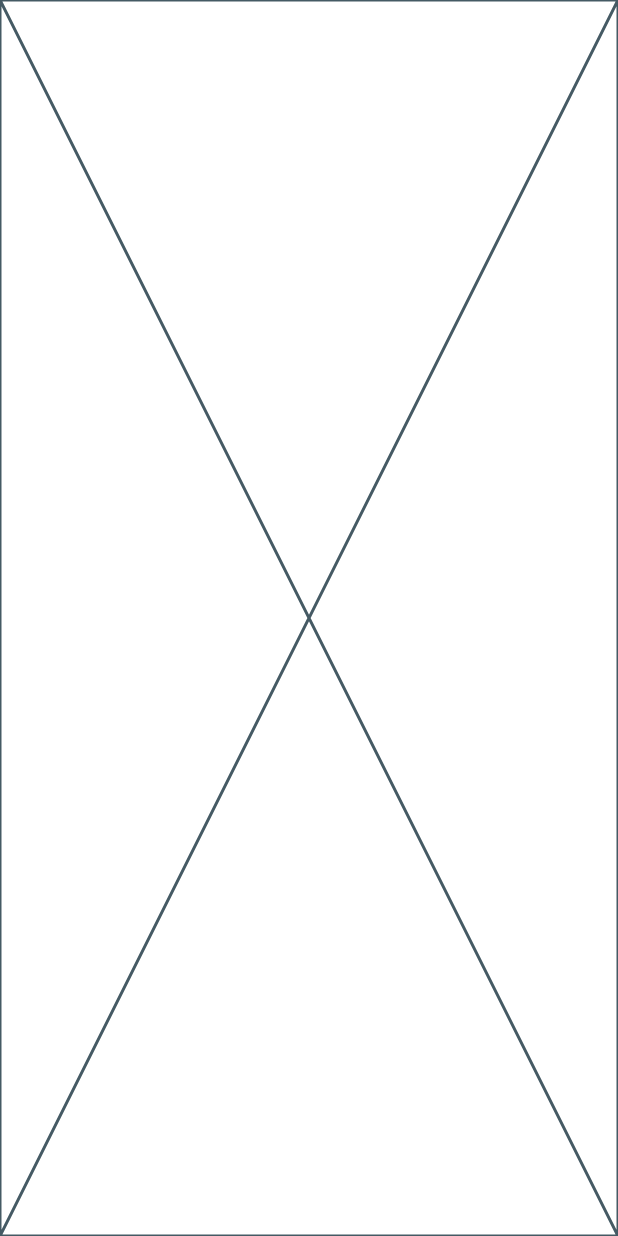
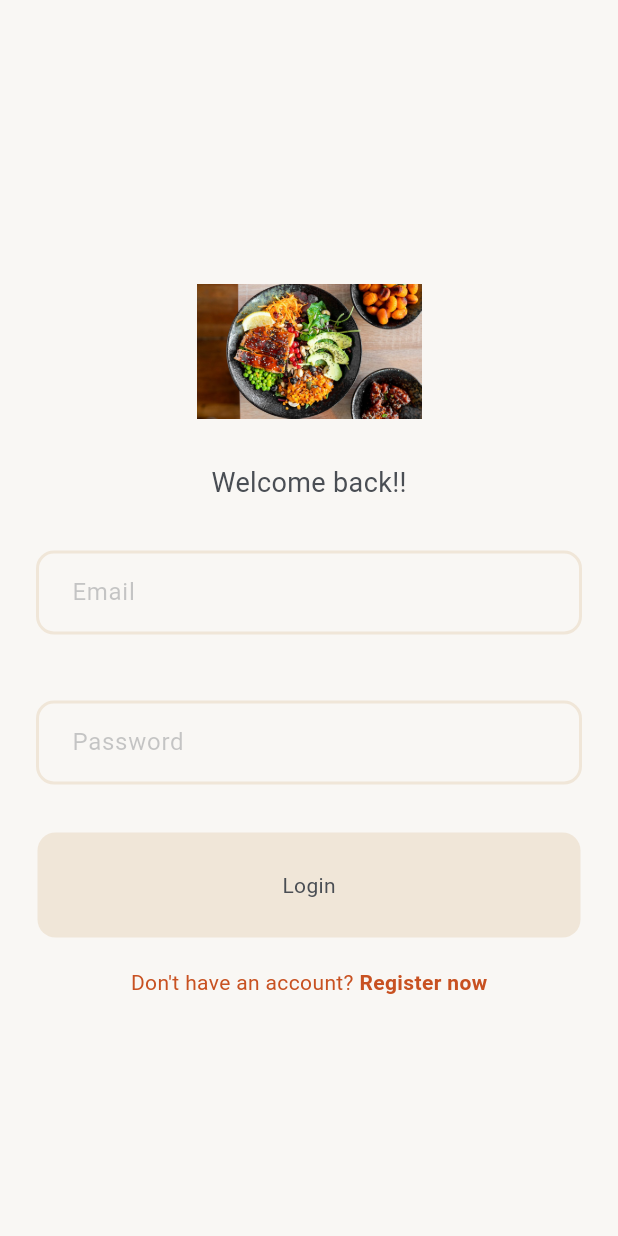
Before and after one commit to Random2127/YummyAI, a Flutter app: the screen it shows after launch, on a phone screen of 412 x 824 dp. Run offline on Flutter 3.47's test engine with Material 3 defaults, Android fonts, the light colour scheme and no system bars.

Commit message:
folder and login_registry screens

```diff
--- /dev/null
+++ b/lib/auth/login_or_register.dart
@@ -0,0 +1,29 @@
+import 'package:flutter/material.dart';
+import 'package:yummyai/screens/login_screen.dart';
+import 'package:yummyai/screens/register_screen.dart';
+
+class LoginOrRegister extends StatefulWidget {
+  const LoginOrRegister({super.key});
+
+  @override
+  State<LoginOrRegister> createState() => _LoginOrRegisterState();
+}
+
+class _LoginOrRegisterState extends State<LoginOrRegister> {
+  bool showLoginScreen = true;
+
+  void toggleScreens() {
+    setState(() {
+      showLoginScreen = !showLoginScreen;
+    });
+  }
+
+  @override
+  Widget build(BuildContext context) {
+    if (showLoginScreen) {
+      return LoginScreen(onTap: toggleScreens);
+    } else {
+      return RegisterScreen(onTap: toggleScreens);
+    }
+  }
+}
--- a/lib/main.dart
+++ b/lib/main.dart
@@ -1,4 +1,7 @@
 import 'package:flutter/material.dart';
+import 'package:yummyai/auth/login_or_register.dart';
+
+import 'package:yummyai/theme/light_mode.dart';
 
 void main() {
   runApp(const YummyAI());
@@ -10,19 +13,8 @@ class YummyAI extends StatelessWidget {
   Widget build(BuildContext context) {
     return MaterialApp(
       title: 'Flutter Demo',
-      theme: ThemeData(
-        colorScheme: ColorScheme.fromSeed(seedColor: Colors.deepPurple),
-      ),
-      home: Login(),
+      theme: lightMode,
+      home: LoginOrRegister(),
     );
   }
 }
-
-class Login extends StatelessWidget {
-  const Login({super.key});
-
-  @override
-  Widget build(BuildContext context) {
-    return const Placeholder();
-  }
-}
--- /dev/null
+++ b/lib/screens/login_screen.dart
@@ -0,0 +1,80 @@
+import 'package:flutter/material.dart';
+import 'package:yummyai/widgets/components/my_button.dart';
+import 'package:yummyai/widgets/components/my_text_field.dart';
+
+class LoginScreen extends StatelessWidget {
+  final TextEditingController _emailController = TextEditingController();
+  final TextEditingController _passwordController = TextEditingController();
+
+  final Function()? onTap;
+  LoginScreen({super.key, required this.onTap});
+
+  @override
+  Widget build(BuildContext context) {
+    return Scaffold(
+      backgroundColor: Theme.of(context).colorScheme.surface,
+      body: Center(
+        child: Column(
+          mainAxisAlignment: MainAxisAlignment.center,
+          children: [
+            // loog
+            Image(
+              image: AssetImage('assets/pictures/healthy-bowl-frische.jpg'),
+              height: 150,
+              width: 150,
+            ),
+
+            // welcome message
+            Text('Welcome back!!', style: TextStyle(fontSize: 18)),
+            const SizedBox(height: 20),
+
+            //email textfield
+            MyTextField(
+              hintText: "Email",
+              obscureText: false,
+              controller: _emailController,
+            ),
+            const SizedBox(height: 20),
+
+            //pw testfield
+            MyTextField(
+              hintText: 'Password',
+              obscureText: true,
+              controller: _passwordController,
+            ),
+            const SizedBox(height: 20),
+
+            // login button
+            MyButton(textButton: 'Login', onTap: login),
+
+            // register now
+            const SizedBox(height: 20),
+            Row(
+              mainAxisAlignment: MainAxisAlignment.center,
+              children: [
+                Text(
+                  "Don't have an account? ",
+                  style: TextStyle(
+                    color: Theme.of(context).colorScheme.primary,
+                  ),
+                ),
+                GestureDetector(
+                  onTap: onTap,
+                  child: Text(
+                    'Register now',
+                    style: TextStyle(
+                      color: Theme.of(context).colorScheme.primary,
+                      fontWeight: FontWeight.bold,
+                    ),
+                  ),
+                ),
+              ],
+            ),
+          ],
+        ),
+      ),
+    );
+  }
+
+  void login() {}
+}
--- /dev/null
+++ b/lib/theme/light_mode.dart
@@ -0,0 +1,15 @@
+import 'package:flutter/material.dart';
+
+ThemeData lightMode = ThemeData(
+  colorScheme: ColorScheme(
+    brightness: Brightness.light,
+    primary: const Color(0xFFC85121), // A deep, warm terracotta orange
+    onPrimary: Colors.white,
+    secondary: const Color(0xFFF0E6D8), // A creamy off-white, like a latte
+    onSecondary: const Color(0xFF4A4E54), // A dark, subtle grey-brown
+    error: const Color(0xFFB00020), // A standard error red
+    onError: Colors.white,
+    surface: const Color(0xFFF9F7F4), // A light, warm off-white for backgrounds
+    onSurface: const Color(0xFF4A4E54), // A dark, subtle grey-brown
+  ),
+);
--- /dev/null
+++ b/lib/widgets/components/my_button.dart
@@ -0,0 +1,24 @@
+import 'package:flutter/material.dart';
+
+class MyButton extends StatelessWidget {
+  final String textButton;
+  final void Function()? onTap;
+
+  const MyButton({super.key, required this.textButton, required this.onTap});
+
+  @override
+  Widget build(BuildContext context) {
+    return GestureDetector(
+      onTap: onTap,
+      child: Container(
+        decoration: BoxDecoration(
+          color: Theme.of(context).colorScheme.secondary,
+          borderRadius: BorderRadius.circular(12),
+        ),
+        padding: EdgeInsets.all(25),
+        margin: EdgeInsets.symmetric(horizontal: 25),
+        child: Center(child: Text(textButton)),
+      ),
+    );
+  }
+}
--- /dev/null
+++ b/lib/widgets/components/my_text_field.dart
@@ -0,0 +1,53 @@
+import 'package:flutter/material.dart';
+
+class MyTextField extends StatelessWidget {
+  final String hintText;
+  final bool obscureText;
+  final TextEditingController controller;
+
+  const MyTextField({
+    super.key,
+    required this.hintText,
+    required this.obscureText,
+    required this.controller,
+  });
+
+  @override
+  Widget build(BuildContext context) {
+    return Padding(
+      padding: const EdgeInsets.symmetric(horizontal: 24, vertical: 12),
+      child: TextField(
+        controller: controller,
+        obscureText: obscureText,
+        decoration: InputDecoration(
+          hintText: hintText,
+          hintStyle: TextStyle(
+            color: Theme.of(
+              context,
+            ).colorScheme.onSurface.withValues(alpha: 0.3),
+          ),
+          enabledBorder: OutlineInputBorder(
+            borderSide: BorderSide(
+              color: Theme.of(context).colorScheme.secondary,
+              width: 2,
+            ),
+            borderRadius: BorderRadius.circular(12),
+          ),
+          focusedBorder: OutlineInputBorder(
+            borderSide: BorderSide(
+              color: Theme.of(context).colorScheme.primary,
+              width: 2,
+            ),
+            borderRadius: BorderRadius.circular(12),
+          ),
+          fillColor: Theme.of(context).colorScheme.surface,
+          filled: true,
+          contentPadding: const EdgeInsets.symmetric(
+            vertical: 16,
+            horizontal: 20,
+          ),
+        ),
+      ),
+    );
+  }
+}
--- a/pubspec.yaml
+++ b/pubspec.yaml
@@ -58,8 +58,8 @@ flutter:
   uses-material-design: true
 
   # To add assets to your application, add an assets section, like this:
-  # assets:
-  #   - images/a_dot_burr.jpeg
+  assets:
+    - assets/pictures/
   #   - images/a_dot_ham.jpeg
 
   # An image asset can refer to one or more resolution-specific "variants", see
```
Also changed, not shown: lib/screens/home_page.dart (added, +15 -0 lines), lib/screens/register_screen.dart (added, +96 -0 lines), assets/pictures/healthy-bowl-frische.jpg (added).
